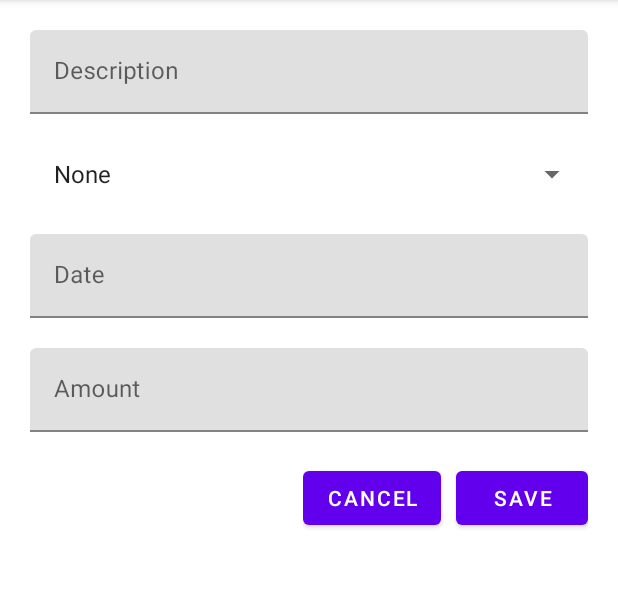
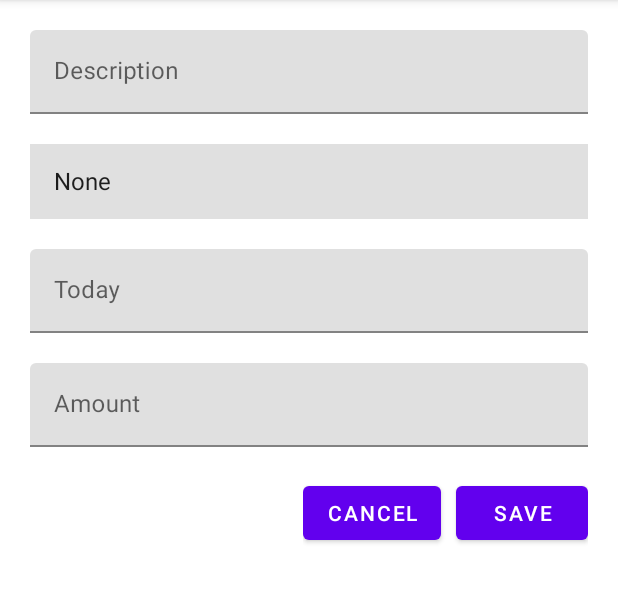
Before and after one commit to devyza/MoneyTracker50, an Android app: the screen it shows after launch (SaveActivity), after a tap on "INCOME", on a phone screen of 412 x 824 dp, the part 84-687 px from its top. Run offline under Robolectric (Android 15) with nearby library versions, the phone set to English and light mode, and no system bars; our stand-ins replace Room's generated code.

Commit message:
Non-Functional Code Modified - Format for money is changed into 00.00 - Version of database has been reset - Background color is added in Category Spinner in SaveActivity

```diff
--- a/app/src/main/java/com/example/moneytracker50/Converters.java
+++ b/app/src/main/java/com/example/moneytracker50/Converters.java
@@ -30,6 +30,6 @@ public class Converters {
     }
 
     public static SimpleDateFormat dateFormat = new SimpleDateFormat("dd/MM/yyyy");
-    public static DecimalFormat moneyFormat = new DecimalFormat("#,###.##");
+    public static DecimalFormat moneyFormat = new DecimalFormat("#,##0.00");
 
 }
--- a/app/src/main/java/com/example/moneytracker50/RecordDatabase.java
+++ b/app/src/main/java/com/example/moneytracker50/RecordDatabase.java
@@ -7,7 +7,7 @@ import androidx.room.Room;
 import androidx.room.RoomDatabase;
 import androidx.room.TypeConverters;
 
-@Database(entities = {Record.class, Category.class}, version = 8)
+@Database(entities = {Record.class, Category.class}, version = 1)
 @TypeConverters({Converters.class})
 public abstract class RecordDatabase extends RoomDatabase {
 
--- a/app/src/main/res/layout/activity_save.xml
+++ b/app/src/main/res/layout/activity_save.xml
@@ -24,9 +24,9 @@
     <Spinner
         android:id="@+id/spnr_category"
         android:layout_width="match_parent"
-        android:layout_height="40dp"
+        android:layout_height="50dp"
         android:layout_marginBottom="20dp"
-        />
+        android:background="#FFE0E0E0"/>
 
     <com.google.android.material.textfield.TextInputLayout
         android:layout_width="match_parent"
@@ -36,7 +36,8 @@
             android:id="@+id/edtDate"
             android:layout_width="match_parent"
             android:layout_height="wrap_content"
-            android:hint="Date"
+            android:hint="Today"
+            android:cursorVisible="false"
             android:singleLine="true" />
     </com.google.android.material.textfield.TextInputLayout>
 
```
